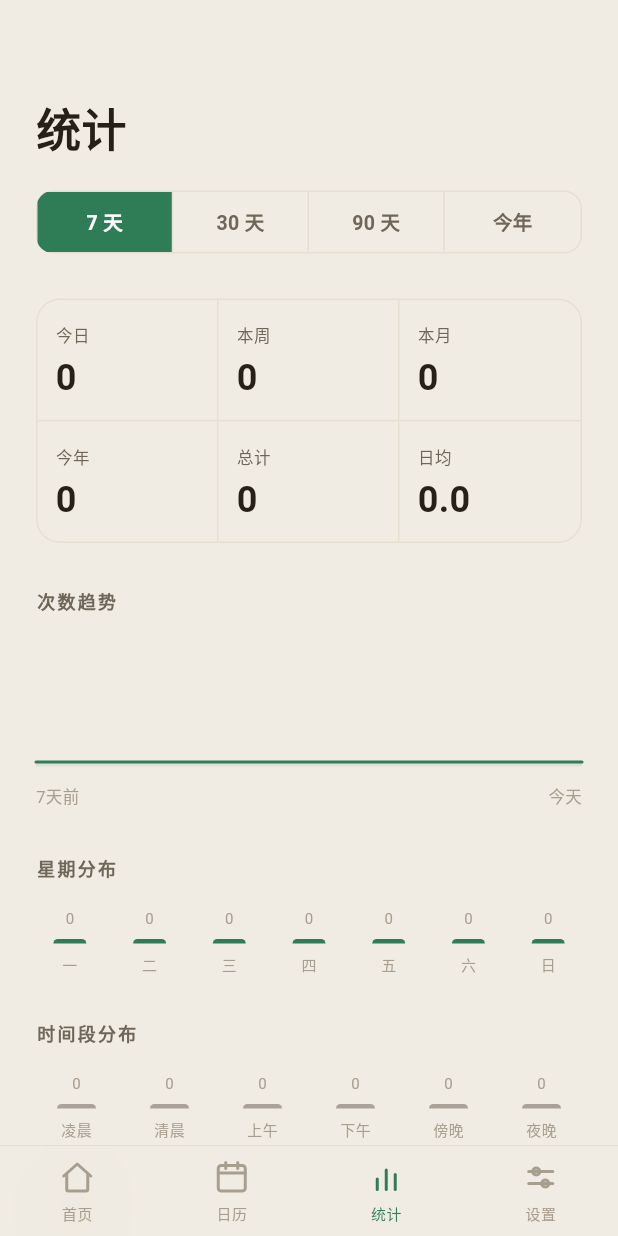
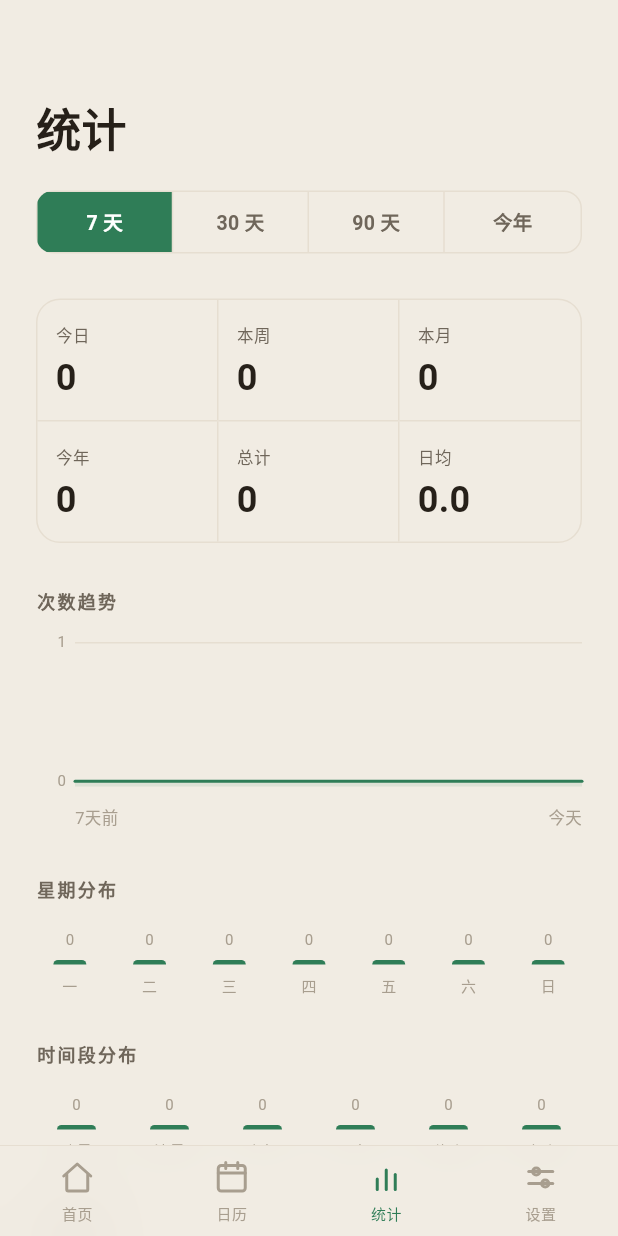
Before and after one commit to WenHe233/daolema-app, a Flutter app: the screen it shows after launch, scrolled down 180 dp, after a tap on "统计", on a phone screen of 412 x 824 dp. Run offline on Flutter 3.47's test engine with Material 3 defaults, Android fonts, the phone set to English and light mode, and no system bars; our stand-ins replace csv, drift, drift_flutter, flutter_secure_storage, flutter_svg, google_fonts and 3 more; missing offline and left inert: cryptography, file_selector; accounts and stored records are empty; generated files the repository leaves out were written again; Roboto replaces fonts that are missing (Noto Serif Sc).

Commit message:
feat: 趋势图交互(擦选/悬停/气泡)+极简纵轴；时间段柱改主色调
- 次数趋势：按住拖动/桌面悬停显示「日期·次数」气泡(竖线+高亮点)，松手保留，
  点图表外清除；左侧极简纵轴(0/峰值)+两条淡网格线
- computeStats 增加 trendDates(与 trend 一一对应)，供 tooltip 使用
- StatsPage 改 StatefulWidget 管理选中态；时间段分布柱子改为主色调实心

```diff
--- a/lib/features/stats/stats_page.dart
+++ b/lib/features/stats/stats_page.dart
@@ -8,15 +8,22 @@ import '../../widgets/common.dart';
 import '../home/home_page.dart' show ProgressBar;
 import 'widgets/charts.dart';
 
-class StatsPage extends StatelessWidget {
+class StatsPage extends StatefulWidget {
   const StatsPage({super.key});
 
+  @override
+  State<StatsPage> createState() => _StatsPageState();
+}
+
+class _StatsPageState extends State<StatsPage> {
   static const _ranges = [
     ('7', '7 天'),
     ('30', '30 天'),
     ('90', '90 天'),
     ('year', '今年'),
   ];
+
+  int? _trendSel; // 趋势图选中点（点图表以外区域清除）
 
   @override
   Widget build(BuildContext context) {
@@ -25,6 +32,9 @@ class StatsPage extends StatelessWidget {
     final counts = c.counts;
     final stats = c.statsData;
     final iv = c.intervals;
+
+    // 选中索引可能因区间切换而越界，渲染时夹取。
+    final sel = (_trendSel != null && _trendSel! < stats.trend.length) ? _trendSel : null;
 
     final overview = [
       ('今日', '${counts.today}'),
@@ -35,7 +45,12 @@ class StatsPage extends StatelessWidget {
       ('日均', stats.avgDaily),
     ];
 
-    return ListView(
+    return GestureDetector(
+      behavior: HitTestBehavior.translucent,
+      onTap: () {
+        if (_trendSel != null) setState(() => _trendSel = null);
+      },
+      child: ListView(
         padding: const EdgeInsets.fromLTRB(24, 64, 24, 108),
         children: [
           Text('统计', style: AppText.serif(size: 30, color: p.ink)),
@@ -53,14 +68,24 @@ class StatsPage extends StatelessWidget {
         const SizedBox(height: 30),
         _StatHeader('次数趋势', p),
         const SizedBox(height: 16),
-        TrendChart(palette: p, trend: stats.trend, maxTrend: stats.maxTrend),
+        TrendChart(
+          palette: p,
+          trend: stats.trend,
+          dates: stats.trendDates,
+          maxTrend: stats.maxTrend,
+          selected: sel,
+          onSelectedChanged: (i) => setState(() => _trendSel = i),
+        ),
         const SizedBox(height: 8),
-        Row(
+        Padding(
+          padding: const EdgeInsets.only(left: 26), // 与纵轴 gutter 对齐
+          child: Row(
             mainAxisAlignment: MainAxisAlignment.spaceBetween,
             children: [
               Text(stats.trendStart, style: AppText.body(size: 11, color: p.ink3)),
               Text(stats.trendEnd, style: AppText.body(size: 11, color: p.ink3)),
             ],
+          ),
         ),
         const SizedBox(height: 30),
         _StatHeader('星期分布', p),
@@ -72,9 +97,8 @@ class StatsPage extends StatelessWidget {
         StatBars(
           palette: p,
           bars: stats.todBars,
-          barColor: p.ink2,
+          barColor: p.accent,
           barMaxWidth: 26,
-          barOpacity: 0.55,
         ),
         const SizedBox(height: 30),
         _StatHeader('标签排行', p),
@@ -111,6 +135,7 @@ class StatsPage extends StatelessWidget {
         _StatHeader('间隔统计', p),
         _IntervalRows(palette: p, avg: iv.avg, max: iv.max, since: iv.since),
         ],
+      ),
     );
   }
 }
--- a/lib/features/stats/widgets/charts.dart
+++ b/lib/features/stats/widgets/charts.dart
@@ -4,60 +4,111 @@ import '../../../theme/app_theme.dart';
 import '../../../theme/palette.dart';
 import '../../../util/stats.dart';
 
-/// 次数趋势折线（对应源原型的 SVG polyline + 填充 area，viewBox 300×90）。
+/// 次数趋势折线：极简纵轴(0/峰值) + 擦选/悬停显示「日期·次数」气泡。
+/// 选中状态由外部(StatsPage)管理，松手保留，点图表以外区域清除。
 class TrendChart extends StatelessWidget {
   const TrendChart({
     super.key,
     required this.palette,
     required this.trend,
+    required this.dates,
     required this.maxTrend,
+    required this.selected,
+    required this.onSelectedChanged,
   });
 
   final AppPalette palette;
   final List<int> trend;
+  final List<DateTime> dates;
   final int maxTrend;
+  final int? selected;
+  final ValueChanged<int?> onSelectedChanged;
+
+  static const double _gutter = 26; // 左侧纵轴标注宽度
+  static const double _height = 104;
+
+  int _indexForX(double localX, double width) {
+    final n = trend.length;
+    if (n <= 1) return 0;
+    final plotW = width - _gutter;
+    final rel = ((localX - _gutter) / plotW).clamp(0.0, 1.0);
+    return (rel * (n - 1)).round();
+  }
 
   @override
   Widget build(BuildContext context) {
-    return SizedBox(
-      height: 90,
-      width: double.infinity,
-      child: CustomPaint(
-        painter: _TrendPainter(trend, maxTrend, palette.accent, palette.accentSoft),
-      ),
+    return LayoutBuilder(
+      builder: (context, constraints) {
+        final width = constraints.maxWidth;
+        void update(Offset local) => onSelectedChanged(_indexForX(local.dx, width));
+        return MouseRegion(
+          onHover: (e) => update(e.localPosition),
+          child: GestureDetector(
+            behavior: HitTestBehavior.opaque,
+            onTapDown: (d) => update(d.localPosition),
+            onHorizontalDragStart: (d) => update(d.localPosition),
+            onHorizontalDragUpdate: (d) => update(d.localPosition),
+            child: SizedBox(
+              height: _height,
+              width: double.infinity,
+              child: CustomPaint(
+                painter: _TrendPainter(palette, trend, dates, maxTrend, selected, _gutter),
+              ),
+            ),
+          ),
+        );
+      },
     );
   }
 }
 
 class _TrendPainter extends CustomPainter {
-  _TrendPainter(this.trend, this.maxTrend, this.accent, this.soft);
+  _TrendPainter(this.palette, this.trend, this.dates, this.maxTrend, this.selected, this.gutter);
+  final AppPalette palette;
   final List<int> trend;
+  final List<DateTime> dates;
   final int maxTrend;
-  final Color accent;
-  final Color soft;
+  final int? selected;
+  final double gutter;
 
   @override
   void paint(Canvas canvas, Size size) {
     if (trend.isEmpty) return;
     final n = trend.length;
+    final left = gutter;
+    final right = size.width;
     double toPx(double yViewbox) => yViewbox / 90 * size.height;
     double yv(int v) => 83 - (v / maxTrend) * 80; // 源原型：H-(v/max)*(H-6)-3，H=86
-    double xPx(int i) => n == 1 ? size.width / 2 : i / (n - 1) * size.width;
+    double xPx(int i) => n == 1 ? (left + right) / 2 : left + i / (n - 1) * (right - left);
 
-    final pts = [
-      for (var i = 0; i < n; i++) Offset(xPx(i), toPx(yv(trend[i]))),
-    ];
+    final yTop = toPx(yv(maxTrend));
+    final yBot = toPx(yv(0));
 
+    // 网格线（0 与峰值两条）
+    final grid = Paint()
+      ..color = palette.line
+      ..strokeWidth = 1;
+    canvas.drawLine(Offset(left, yTop), Offset(right, yTop), grid);
+    canvas.drawLine(Offset(left, yBot), Offset(right, yBot), grid);
+
+    // 纵轴标注（右对齐到 gutter）
+    _axisLabel(canvas, '$maxTrend', gutter - 6, yTop);
+    _axisLabel(canvas, '0', gutter - 6, yBot);
+
+    final pts = [for (var i = 0; i < n; i++) Offset(xPx(i), toPx(yv(trend[i])))];
+
+    // 填充区
     final area = Path()..moveTo(pts.first.dx, pts.first.dy);
     for (final p in pts) {
       area.lineTo(p.dx, p.dy);
     }
     area
-      ..lineTo(size.width, toPx(86))
-      ..lineTo(0, toPx(86))
+      ..lineTo(right, toPx(86))
+      ..lineTo(left, toPx(86))
       ..close();
-    canvas.drawPath(area, Paint()..color = soft..style = PaintingStyle.fill);
+    canvas.drawPath(area, Paint()..color = palette.accentSoft..style = PaintingStyle.fill);
 
+    // 折线
     final line = Path()..moveTo(pts.first.dx, pts.first.dy);
     for (final p in pts) {
       line.lineTo(p.dx, p.dy);
@@ -65,17 +116,86 @@ class _TrendPainter extends CustomPainter {
     canvas.drawPath(
       line,
       Paint()
-        ..color = accent
+        ..color = palette.accent
         ..style = PaintingStyle.stroke
         ..strokeWidth = 2
         ..strokeJoin = StrokeJoin.round
         ..strokeCap = StrokeCap.round,
     );
+
+    // 选中标记
+    final sel = selected;
+    if (sel != null && sel >= 0 && sel < n) {
+      final sx = xPx(sel);
+      final sy = toPx(yv(trend[sel]));
+      // 竖向引导线
+      canvas.drawLine(
+        Offset(sx, yTop),
+        Offset(sx, yBot),
+        Paint()
+          ..color = palette.accent.withValues(alpha: 0.35)
+          ..strokeWidth = 1,
+      );
+      // 数据点（实心 + 描边环）
+      canvas.drawCircle(Offset(sx, sy), 4, Paint()..color = palette.accent);
+      canvas.drawCircle(
+        Offset(sx, sy),
+        4,
+        Paint()
+          ..color = palette.surface
+          ..style = PaintingStyle.stroke
+          ..strokeWidth = 1.5,
+      );
+      // 气泡
+      final d = dates[sel];
+      _bubble(canvas, size, sx, sy, '${d.month}月${d.day}日 · ${trend[sel]} 次');
+    }
+  }
+
+  void _axisLabel(Canvas canvas, String text, double rightX, double centerY) {
+    final tp = TextPainter(
+      text: TextSpan(text: text, style: AppText.body(size: 10, color: palette.ink3)),
+      textDirection: TextDirection.ltr,
+    )..layout();
+    tp.paint(canvas, Offset(rightX - tp.width, centerY - tp.height / 2));
+  }
+
+  void _bubble(Canvas canvas, Size size, double sx, double sy, String text) {
+    final tp = TextPainter(
+      text: TextSpan(
+        text: text,
+        style: AppText.body(size: 11, weight: FontWeight.w600, color: palette.ink),
+      ),
+      textDirection: TextDirection.ltr,
+    )..layout();
+    final bw = tp.width + 16;
+    final bh = tp.height + 10;
+    var bx = sx - bw / 2;
+    bx = bx.clamp(gutter, size.width - bw);
+    var by = sy - 8 - bh;
+    if (by < 0) by = sy + 8; // 顶部放不下则放到点下方
+    final rect = RRect.fromRectAndRadius(
+      Rect.fromLTWH(bx, by, bw, bh),
+      const Radius.circular(8),
+    );
+    canvas.drawRRect(rect, Paint()..color = palette.surface);
+    canvas.drawRRect(
+      rect,
+      Paint()
+        ..color = palette.line
+        ..style = PaintingStyle.stroke
+        ..strokeWidth = 1,
+    );
+    tp.paint(canvas, Offset(bx + 8, by + 5));
   }
 
   @override
   bool shouldRepaint(covariant _TrendPainter old) =>
-      old.trend != trend || old.maxTrend != maxTrend || old.accent != accent;
+      old.trend != trend ||
+      old.maxTrend != maxTrend ||
+      old.selected != selected ||
+      old.palette.accent != palette.accent ||
+      old.palette.surface != palette.surface;
 }
 
 /// 一组柱状图（星期分布 / 时间段分布共用），高度区 90，柱最高 72。
--- a/lib/util/stats.dart
+++ b/lib/util/stats.dart
@@ -91,6 +91,7 @@ class TagRankItem {
 class StatsData {
   StatsData({
     required this.trend,
+    required this.trendDates,
     required this.maxTrend,
     required this.weekdayBars,
     required this.todBars,
@@ -100,6 +101,7 @@ class StatsData {
     required this.trendEnd,
   });
   final List<int> trend;
+  final List<DateTime> trendDates; // 与 trend 一一对应的日期
   final int maxTrend;
   final List<StatBar> weekdayBars;
   final List<StatBar> todBars;
@@ -134,9 +136,11 @@ StatsData computeStats(
     perDay[r.date] = (perDay[r.date] ?? 0) + r.occ;
   }
   final trend = <int>[];
+  final trendDates = <DateTime>[];
   for (var i = 0; i < days; i++) {
     final d = startDay.add(Duration(days: i));
     trend.add(perDay[dateKey(d)] ?? 0);
+    trendDates.add(d);
   }
   final maxTrend = math.max(1, trend.fold(0, math.max));
 
@@ -180,6 +184,7 @@ StatsData computeStats(
 
   return StatsData(
     trend: trend,
+    trendDates: trendDates,
     maxTrend: maxTrend,
     weekdayBars: weekdayBars,
     todBars: todBars,
```
Also changed, not shown: 1 other file. Lines whose indentation alone changed are shown as unchanged.
